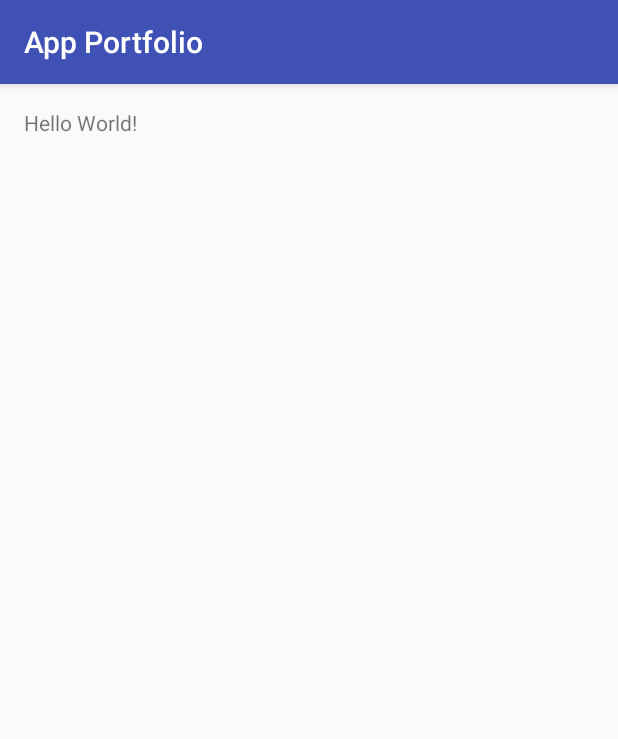
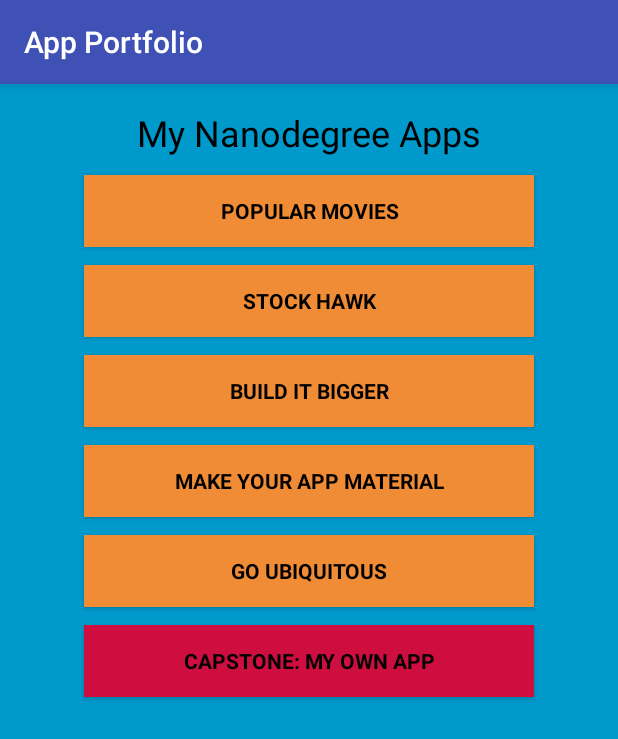
Before and after one commit to rosscarrothers/udacity-android-project0, an Android app: the screen it shows after launch (MainActivity), on a phone screen of 412 x 824 dp. Shown: the top 739 px of the screen. Run offline under Robolectric (Android 15) with nearby library versions, the phone set to English and light mode, and no system bars.

Commit message:
Created layout with buttons which display a toast when clicked

```diff
--- a/app/src/main/java/ca/pintsofwine/appportfolio/MainActivity.java
+++ b/app/src/main/java/ca/pintsofwine/appportfolio/MainActivity.java
@@ -2,12 +2,23 @@ package ca.pintsofwine.appportfolio;
 
 import android.support.v7.app.AppCompatActivity;
 import android.os.Bundle;
+import android.view.View;
+import android.widget.Button;
+import android.widget.Toast;
 
 public class MainActivity extends AppCompatActivity {
+
+    private static final String BUTTON_CLICKED_MESSAGE = "This button will launch my %s project";
 
     @Override
     protected void onCreate(Bundle savedInstanceState) {
         super.onCreate(savedInstanceState);
         setContentView(R.layout.activity_main);
     }
+
+    public void displayMessage(View view) {
+        Button buttonClicked = (Button) view;
+        String toastMessage = String.format(BUTTON_CLICKED_MESSAGE, buttonClicked.getText());
+        Toast.makeText(getApplicationContext(), toastMessage, Toast.LENGTH_SHORT).show();
+    }
 }
--- a/app/src/main/res/layout/activity_main.xml
+++ b/app/src/main/res/layout/activity_main.xml
@@ -1,9 +1,12 @@
 <?xml version="1.0" encoding="utf-8"?>
-<RelativeLayout xmlns:android="http://schemas.android.com/apk/res/android"
+<LinearLayout xmlns:android="http://schemas.android.com/apk/res/android"
     xmlns:tools="http://schemas.android.com/tools"
     android:id="@+id/activity_main"
+    android:orientation="vertical"
+    android:gravity="center_horizontal"
     android:layout_width="match_parent"
     android:layout_height="match_parent"
+    android:background="@color/lightBlue"
     android:paddingBottom="@dimen/activity_vertical_margin"
     android:paddingLeft="@dimen/activity_horizontal_margin"
     android:paddingRight="@dimen/activity_horizontal_margin"
@@ -11,7 +14,43 @@
     tools:context="ca.pintsofwine.appportfolio.MainActivity">
 
     <TextView
+        android:textSize="24sp"
         android:layout_width="wrap_content"
         android:layout_height="wrap_content"
-        android:text="Hello World!" />
-</RelativeLayout>
+        android:text="@string/my_apps_title"
+        android:layout_marginBottom="12dp"
+        android:textColor="@color/defaultTextColor"/>
+
+    <Button
+        style="@style/UdacityButton"
+        android:id="@+id/popular_movies_button"
+        android:text="@string/popular_movies_app_name"/>
+
+    <Button
+        style="@style/UdacityButton"
+        android:id="@+id/stock_hawk_button"
+        android:text="@string/stock_hawk_app_name"/>
+
+    <Button
+        style="@style/UdacityButton"
+        android:id="@+id/build_bigger_button"
+        android:text="@string/build_bigger_app_name"/>
+
+    <Button
+        style="@style/UdacityButton"
+        android:id="@+id/material_button"
+        android:text="@string/material_app_name"/>
+
+    <Button
+        style="@style/UdacityButton"
+        android:id="@+id/ubiquitous_button"
+        android:text="@string/ubiquitous_app_name"/>
+
+    <Button
+        style="@style/UdacityButton"
+        android:id="@+id/capstone_button"
+        android:text="@string/capstone_app_name"
+        android:background="@color/capstoneRed"
+        android:onClick="displayMessage"/>
+
+</LinearLayout>
--- a/app/src/main/res/values/colors.xml
+++ b/app/src/main/res/values/colors.xml
@@ -3,4 +3,9 @@
     <color name="colorPrimary">#3F51B5</color>
     <color name="colorPrimaryDark">#303F9F</color>
     <color name="colorAccent">#FF4081</color>
+    <color name="udacityBlue">#2E3D49</color>
+    <color name="udacityOrange">#F08C35</color>
+    <color name="capstoneRed">#CD0E3E</color>
+    <color name="defaultTextColor">#000000</color>
+    <color name="lightBlue">#0099cc</color>
 </resources>
--- a/app/src/main/res/values/strings.xml
+++ b/app/src/main/res/values/strings.xml
@@ -1,3 +1,10 @@
 <resources>
     <string name="app_name">App Portfolio</string>
+    <string name="my_apps_title">My Nanodegree Apps</string>
+    <string name="popular_movies_app_name">Popular Movies</string>
+    <string name="stock_hawk_app_name">Stock Hawk</string>
+    <string name="build_bigger_app_name">Build it Bigger</string>
+    <string name="material_app_name">Make Your App Material</string>
+    <string name="ubiquitous_app_name">Go Ubiquitous</string>
+    <string name="capstone_app_name">Capstone: My Own App</string>
 </resources>
--- a/app/src/main/res/values/styles.xml
+++ b/app/src/main/res/values/styles.xml
@@ -8,4 +8,16 @@
         <item name="colorAccent">@color/colorAccent</item>
     </style>
 
+    <style name="UdacityButton" parent="android:style/Widget.Button" >
+        <item name="android:background">@color/udacityOrange</item>
+        <item name="android:textColor">@color/defaultTextColor</item>
+        <item name="android:textAllCaps">true</item>
+        <item name="android:textStyle">bold</item>
+        <item name="android:layout_height">wrap_content</item>
+        <item name="android:layout_width">300dp</item>
+        <item name="android:layout_centerHorizontal">true</item>
+        <item name="android:layout_marginBottom">12dp</item>
+        <item name="android:onClick">displayMessage</item>
+    </style>
+
 </resources>
```
